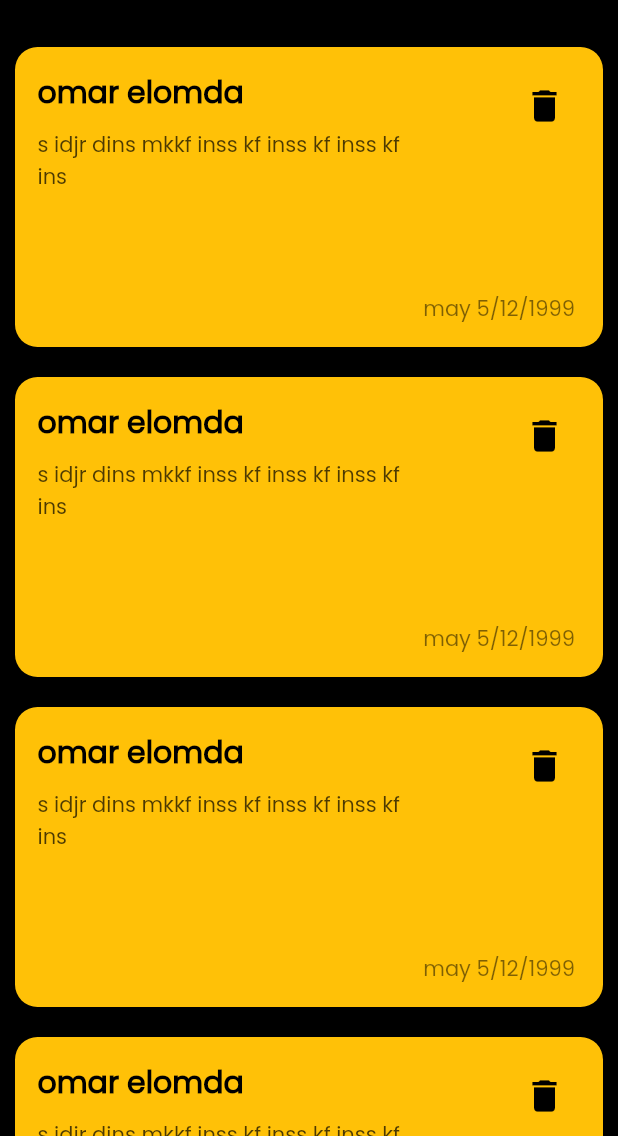
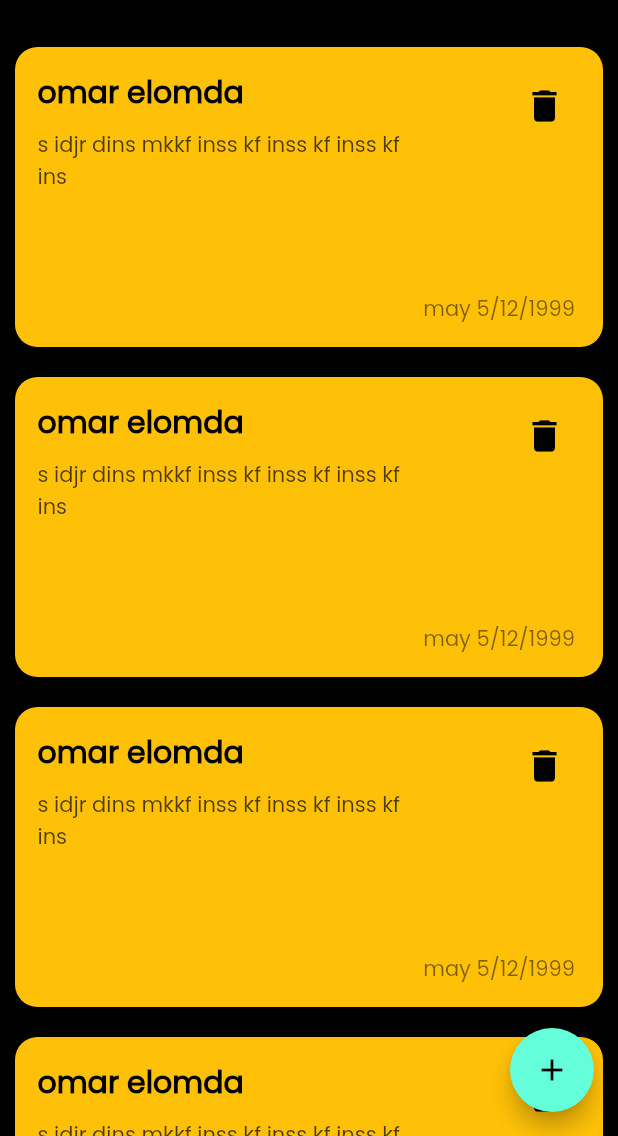
Before and after one commit to omareeessam/test_notes_APP, a Flutter app: the screen it shows after launch, on a phone screen of 412 x 824 dp, the part 100-1236 px from its top. Run offline on Flutter 3.47's test engine with Material 2 defaults, Android fonts, the light colour scheme and no system bars.

Commit message:
add floating action button

```diff
--- a/lib/views/notes_view_body.dart
+++ b/lib/views/notes_view_body.dart
@@ -9,13 +9,17 @@ class NotesViewBody extends StatelessWidget {
   @override
   Widget build(BuildContext context) {
     return Scaffold(
+      floatingActionButton: FloatingActionButton(
+        child: Icon(Icons.add),
+        onPressed: () {},
+      ),
       backgroundColor: Colors.black,
       body: Column(
-          children: [
-            CustomAppbar(),
-            Expanded(child: NotesListView()),
-          ],
-        ),
+        children: [
+          CustomAppbar(),
+          Expanded(child: NotesListView()),
+        ],
+      ),
     );
   }
 }
--- a/lib/widgets/custom_note_item.dart
+++ b/lib/widgets/custom_note_item.dart
@@ -1,8 +1,7 @@
 import 'package:flutter/material.dart';
 
 class CustomNoteitem extends StatelessWidget {
-  const CustomNoteitem({super.key});
-
+  const CustomNoteitem({super.key,});
   @override
   Widget build(BuildContext context) {
     return Container(
--- a/lib/widgets/notes_list_view.dart
+++ b/lib/widgets/notes_list_view.dart
@@ -1,10 +1,13 @@
-
 import 'package:flutter/material.dart';
 import 'package:nootees_app/widgets/custom_note_item.dart';
 
 class NotesListView extends StatelessWidget {
   const NotesListView({super.key});
   @override
+  final data = const[
+  Colors.deepOrangeAccent,
+  Colors.amber,
+  ];
   Widget build(BuildContext context) {
     return ListView.builder(
       itemBuilder: (context, index) {
```
